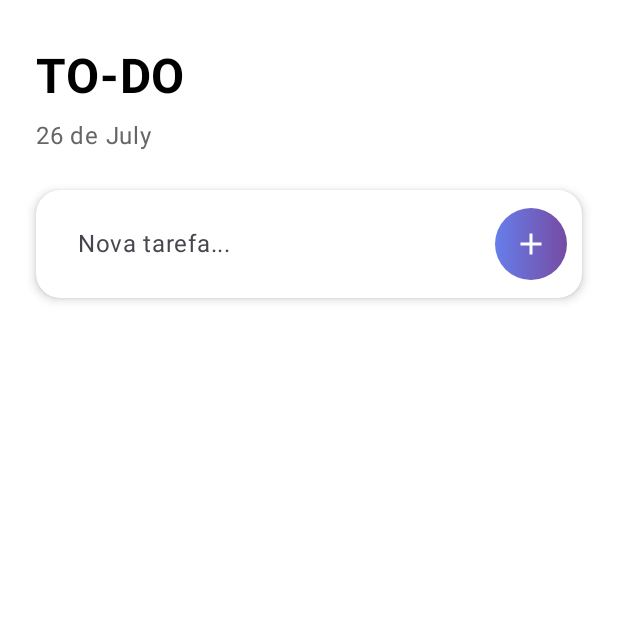
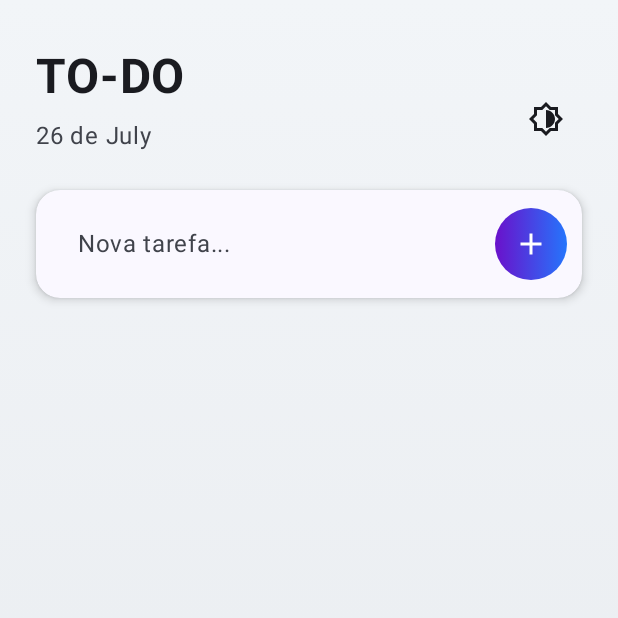
Before and after one commit to jesieldotdev/Kotlin-Android-Hello, an Android app built with Jetpack Compose: the screen it shows after launch (MainActivity), on a phone screen of 412 x 824 dp, the top half of it. Run offline under Robolectric (Android 15) with nearby library versions, the phone set to English and light mode, and no system bars.

Commit message:
feat: dark mode & data store enhancements
This commit introduces a dark mode feature and refactors the DataStoreManager for better theme and todo list management.

Key changes:

- **Dark Mode Implementation:**
    - Added  to manage theme preferences (dark/light mode).
    - Updated  to define custom light and dark color schemes ().
    - Modified  to observe theme changes from  and apply the appropriate theme.
    - Updated  to dynamically adjust UI element colors based on the current theme (dark/light).
    - Added a theme toggle button to the .
    - Defined new color constants for dark mode in .

- **DataStoreManager Refactor:**
    - Renamed  to  for clarity.
    - Separated theme preferences into .
    -  now manages both  (for todo items) and  (for theme state).
    - Added  function to  to update the theme preference.
    - Improved error handling in  using .

- **UI Updates:**
    - Removed navigation logic from , directly displaying .
    -  now uses  for most UI elements, ensuring consistency with the selected theme.
    - Adjusted colors for various UI elements in  to be theme-aware.

- **Other:**
    -  and  imports were cleaned up.

```diff
--- a/app/src/main/java/com/example/myapplication/DataStoreManager.kt
+++ b/app/src/main/java/com/example/myapplication/DataStoreManager.kt
@@ -1,53 +1,59 @@
 import android.content.Context
 import androidx.datastore.core.DataStore
-import androidx.datastore.preferences.core.Preferences
-import androidx.datastore.preferences.core.edit
-import androidx.datastore.preferences.core.stringPreferencesKey
+import androidx.datastore.preferences.core.*
 import androidx.datastore.preferences.preferencesDataStore
 import com.example.myapplication.screens.TodoItem
 import kotlinx.coroutines.flow.Flow
+import kotlinx.coroutines.flow.catch
+import kotlinx.coroutines.flow.first
 import kotlinx.coroutines.flow.map
 import kotlinx.serialization.encodeToString
 import kotlinx.serialization.json.Json
-import kotlinx.serialization.builtins.ListSerializer
+import java.io.IOException
 
-val Context.dataStore: DataStore<Preferences> by preferencesDataStore(name = "settings")
+val Context.todoDataStore: DataStore<Preferences> by preferencesDataStore(name = "todo_prefs")
+
+
+
 
 class DataStoreManager(private val context: Context) {
+
     companion object {
-        val TODOS_KEY = stringPreferencesKey("todos_list")
-        val USERNAME_KEY = stringPreferencesKey("username")
+        private val TODOS_KEY = stringPreferencesKey("todos_list")
+        val IS_DARK_MODE_KEY = booleanPreferencesKey("is_dark_mode")
     }
 
-    val todosFlow: Flow<List<TodoItem>> = context.dataStore.data
+    val todosFlow: Flow<List<TodoItem>> = context.todoDataStore.data
+        .catch { exception ->
+            if (exception is IOException) {
+                emit(emptyPreferences())
+            } else {
+                throw exception
+            }
+        }
         .map { preferences ->
-            val todosString = preferences[TODOS_KEY]
-            if (todosString != null) {
-                try {
-                    Json.decodeFromString(ListSerializer(TodoItem.serializer()), todosString)
-                } catch (e: Exception) {
-                    emptyList()
-                }
-            } else {
-                emptyList()
-            }
+            val jsonString = preferences[TODOS_KEY] ?: "[]"
+            Json.decodeFromString<List<TodoItem>>(jsonString)
         }
 
     suspend fun saveTodos(todos: List<TodoItem>) {
-        context.dataStore.edit { settings ->
-            val todosString = Json.encodeToString(ListSerializer(TodoItem.serializer()), todos)
-            settings[TODOS_KEY] = todosString
+        context.todoDataStore.edit { preferences ->
+            preferences[TODOS_KEY] = Json.encodeToString(todos)
         }
     }
 
-    val usernameFlow: Flow<String> = context.dataStore.data
+    val isDarkModeFlow: Flow<Boolean> = context.themeDataStore.data
         .map { preferences ->
-            preferences[USERNAME_KEY] ?: ""
+            preferences[IS_DARK_MODE_KEY] ?: false
         }
 
-    suspend fun saveUsername(username: String) {
-        context.dataStore.edit { settings ->
-            settings[USERNAME_KEY] = username
+    suspend fun toggleDarkMode(isDark: Boolean) {
+        context.themeDataStore.edit { preferences ->
+            preferences[IS_DARK_MODE_KEY] = isDark
         }
     }
+
+    suspend fun isDarkModeInitialValue(): Boolean {
+        return context.themeDataStore.data.first()[IS_DARK_MODE_KEY] ?: false
+    }
 }
--- a/app/src/main/java/com/example/myapplication/MainActivity.kt
+++ b/app/src/main/java/com/example/myapplication/MainActivity.kt
@@ -4,44 +4,35 @@ import DataStoreManager
 import android.os.Bundle
 import androidx.activity.ComponentActivity
 import androidx.activity.compose.setContent
+import androidx.compose.foundation.layout.fillMaxSize
 import androidx.compose.material3.MaterialTheme
-import androidx.compose.runtime.Composable
-import androidx.compose.ui.tooling.preview.Preview
-import androidx.navigation.compose.NavHost
-import androidx.navigation.compose.composable
-import androidx.navigation.compose.rememberNavController
-import com.example.myapplication.screens.LoginScreen
+import androidx.compose.material3.Surface
+import androidx.compose.runtime.collectAsState
+import androidx.compose.runtime.getValue
+import androidx.compose.ui.Modifier
 import com.example.myapplication.screens.TodoScreen
+import com.example.myapplication.ui.theme.MyCustomTheme
 
 class MainActivity : ComponentActivity() {
+
     private lateinit var dataStoreManager: DataStoreManager
+
     override fun onCreate(savedInstanceState: Bundle?) {
         super.onCreate(savedInstanceState)
 
         dataStoreManager = DataStoreManager(applicationContext)
+
         setContent {
-            MaterialTheme {
-                AppNav(dataStoreManager=dataStoreManager)
+            val isDarkMode by dataStoreManager.isDarkModeFlow.collectAsState(initial = false)
+
+            MyCustomTheme(darkTheme = isDarkMode) {
+                Surface(
+                    modifier = Modifier.fillMaxSize(),
+                    color = MaterialTheme.colorScheme.background
+                ) {
+                    TodoScreen(dataStoreManager = dataStoreManager)
+                }
             }
         }
     }
 }
-
-@Composable
-fun AppNav(dataStoreManager: DataStoreManager) {
-    val navController = rememberNavController()
-    NavHost(navController = navController, startDestination = "todo") {
-        composable("login") {
-            LoginScreen(
-                onLoginSuccess = {
-                    navController.navigate("todo") {
-                        popUpTo("login") { inclusive = true }
-                    }
-                }
-            )
-        }
-        composable("todo") {
-            TodoScreen(dataStoreManager)
-        }
-    }
-}
--- a/app/src/main/java/com/example/myapplication/screens/TodoScreen.kt
+++ b/app/src/main/java/com/example/myapplication/screens/TodoScreen.kt
@@ -11,12 +11,12 @@ import androidx.compose.foundation.lazy.items
 import androidx.compose.foundation.shape.CircleShape
 import androidx.compose.foundation.shape.RoundedCornerShape
 import androidx.compose.material.icons.Icons
-import androidx.compose.material.icons.filled.Add
-import androidx.compose.material.icons.filled.CheckCircle
-import androidx.compose.material.icons.filled.Delete
-import androidx.compose.material.icons.filled.RadioButtonUnchecked
+import androidx.compose.material.icons.filled.* // Mantém
+import androidx.compose.material.icons.outlined.BrightnessMedium // Ícone para modo escuro/claro
 import androidx.compose.material3.*
 import androidx.compose.runtime.*
+import androidx.compose.runtime.getValue
+import androidx.compose.runtime.setValue
 import androidx.compose.ui.Alignment
 import androidx.compose.ui.Modifier
 import androidx.compose.ui.draw.shadow
@@ -26,7 +26,8 @@ import androidx.compose.ui.text.font.FontWeight
 import androidx.compose.ui.text.input.TextFieldValue
 import androidx.compose.ui.unit.dp
 import androidx.compose.ui.unit.sp
-import com.example.myapplication.ui.theme.*
+// Remova os imports de cores específicas de com.example.myapplication.ui.theme se você as usava diretamente.
+// Deixe o MaterialTheme cuidar disso.
 import kotlinx.serialization.Serializable
 import kotlinx.coroutines.CoroutineScope
 import kotlinx.coroutines.launch
@@ -45,6 +46,7 @@ fun TodoScreen(dataStoreManager: DataStoreManager) {
     val scope = rememberCoroutineScope()
 
     val savedTodos by dataStoreManager.todosFlow.collectAsState(initial = emptyList())
+    val isDarkMode by dataStoreManager.isDarkModeFlow.collectAsState(initial = false) // Observe o tema
 
     // Sincronizar com dados salvos
     LaunchedEffect(savedTodos) {
@@ -54,12 +56,31 @@ fun TodoScreen(dataStoreManager: DataStoreManager) {
         }
     }
 
+    // Cores baseadas no tema
+    val backgroundColorStart = if (isDarkMode) MaterialTheme.colorScheme.background else Color(0xFFF2F5F8) // Exemplo, ajuste para suas cores de tema
+    val backgroundColorEnd = if (isDarkMode) Color(0xFF1E1E1E) else Color(0xFFE6E9ED) // Exemplo
+    val textPrimaryColor = MaterialTheme.colorScheme.onBackground
+    val textSecondaryColor = MaterialTheme.colorScheme.onSurfaceVariant // Ou outra cor adequada
+    val cardBackgroundColor = MaterialTheme.colorScheme.surface
+    val cardDoneBackgroundColor = if (isDarkMode) Color(0xFF385139) else Color(0xFFE8F5E9)
+    val iconColor = MaterialTheme.colorScheme.onSurfaceVariant
+    val iconDoneColor = if (isDarkMode) Color(0xFF66BB6A) else Color(0xFF4CAF50)
+    val deleteIconColor = if (isDarkMode) Color(0xFFE57373) else Color(0xFFF44336)
+    val cursorColor = MaterialTheme.colorScheme.primary
+    val todoTextColor = MaterialTheme.colorScheme.onSurface
+    val todoDoneTextColor = if (isDarkMode) Color(0xFFA5D6A7) else Color(0xFF2E7D32)
+    val addButtonBrush = Brush.horizontalGradient(
+        if (isDarkMode) listOf(Color(0xFF7E57C2), Color(0xFF5C6BC0))
+        else listOf(Color(0xFF6A11CB), Color(0xFF2575FC))
+    )
+
+
     Box(
         modifier = Modifier
             .fillMaxSize()
             .background(
                 brush = Brush.verticalGradient(
-                    colors = listOf(BackgroundStart, BackgroundEnd)
+                    colors = listOf(backgroundColorStart, backgroundColorEnd)
                 )
             )
     ) {
@@ -68,37 +89,60 @@ fun TodoScreen(dataStoreManager: DataStoreManager) {
                 .fillMaxSize()
                 .padding(horizontal = 24.dp, vertical = 32.dp)
         ) {
+            Row(
+                modifier = Modifier.fillMaxWidth(),
+                horizontalArrangement = Arrangement.SpaceBetween,
+                verticalAlignment = Alignment.CenterVertically
+            ) {
+                Column {
                     Text(
                         text = "TO-DO",
                         fontSize = 32.sp,
                         fontWeight = FontWeight.Bold,
-                color = TextPrimary,
+                        color = textPrimaryColor,
                         modifier = Modifier.padding(bottom = 8.dp)
                     )
                     Text(
                         text = getDate(),
                         fontSize = 16.sp,
-                color = TextSecondary,
+                        color = textSecondaryColor,
                         modifier = Modifier.padding(bottom = 24.dp)
                     )
+                }
+                // Botão de alternância de tema
+                IconButton(onClick = {
+                    scope.launch {
+                        dataStoreManager.toggleDarkMode(!isDarkMode)
+                    }
+                }) {
+                    Icon(
+                        imageVector = Icons.Outlined.BrightnessMedium,
+                        contentDescription = "Alternar Tema",
+                        tint = textPrimaryColor
+                    )
+                }
+            }
+
 
             Row(
                 verticalAlignment = Alignment.CenterVertically,
                 modifier = Modifier
                     .shadow(4.dp, RoundedCornerShape(16.dp))
-                    .background(TodoCardBackground, RoundedCornerShape(16.dp))
+                    .background(cardBackgroundColor, RoundedCornerShape(16.dp))
                     .padding(horizontal = 12.dp, vertical = 4.dp)
             ) {
                 TextField(
                     value = input,
                     onValueChange = { input = it },
-                    placeholder = { Text("Nova tarefa...") },
+                    placeholder = { Text("Nova tarefa...", color = textSecondaryColor) },
                     colors = TextFieldDefaults.colors(
                         focusedContainerColor = Color.Transparent,
                         unfocusedContainerColor = Color.Transparent,
                         focusedIndicatorColor = Color.Transparent,
                         unfocusedIndicatorColor = Color.Transparent,
-                        cursorColor = CursorColor
+                        cursorColor = cursorColor,
+                        focusedTextColor = textPrimaryColor,
+                        unfocusedTextColor = textPrimaryColor
                     ),
                     modifier = Modifier
                         .weight(1f)
@@ -122,15 +166,14 @@ fun TodoScreen(dataStoreManager: DataStoreManager) {
                         .size(48.dp)
                         .padding(start = 4.dp)
                         .background(
-                            brush = Brush.horizontalGradient(
-                                listOf(PurpleBlue, LightPurple)
-                            ), shape = CircleShape
+                            brush = addButtonBrush,
+                            shape = CircleShape
                         )
                 ) {
                     Icon(
                         imageVector = Icons.Default.Add,
                         contentDescription = "Adicionar",
-                        tint = Color.White
+                        tint = Color.White // Ícone do botão de adicionar geralmente é branco
                     )
                 }
             }
@@ -148,6 +191,7 @@ fun TodoScreen(dataStoreManager: DataStoreManager) {
                     ) {
                         TodoCard(
                             todo = todo,
+                            isDarkMode = isDarkMode, // Passe o estado do tema
                             onToggle = {
                                 val updatedTodos = todos.map {
                                     if (it.id == todo.id) it.copy(done = !it.done) else it
@@ -176,13 +220,33 @@ fun TodoScreen(dataStoreManager: DataStoreManager) {
 @Composable
 fun TodoCard(
     todo: TodoItem,
+    isDarkMode: Boolean, // Recebe o estado do tema
     onToggle: () -> Unit,
     onDelete: () -> Unit
 ) {
+    // Cores do card baseadas no tema
+    val cardBackgroundColor = if (todo.done) {
+        if (isDarkMode) Color(0xFF385139) else Color(0xFFE8F5E9)
+    } else {
+        MaterialTheme.colorScheme.surface
+    }
+    val iconColor = if (todo.done) {
+        if (isDarkMode) Color(0xFF66BB6A) else Color(0xFF4CAF50)
+    } else {
+        MaterialTheme.colorScheme.onSurfaceVariant
+    }
+    val textColor = if (todo.done) {
+        if (isDarkMode) Color(0xFFA5D6A7) else Color(0xFF2E7D32)
+    } else {
+        MaterialTheme.colorScheme.onSurface
+    }
+    val deleteIconColor = if (isDarkMode) Color(0xFFE57373) else Color(0xFFF44336)
+
+
     Surface(
         shape = RoundedCornerShape(16.dp),
         shadowElevation = 8.dp,
-        color = if (todo.done) TodoCardDoneBackground else TodoCardBackground,
+        color = cardBackgroundColor, // Use a cor dinâmica
         modifier = Modifier.fillMaxWidth()
     ) {
         Row(
@@ -196,14 +260,14 @@ fun TodoCard(
                 Icon(
                     imageVector = if (todo.done) Icons.Default.CheckCircle else Icons.Default.RadioButtonUnchecked,
                     contentDescription = if (todo.done) "Desmarcar" else "Marcar como feito",
-                    tint = if (todo.done) IconDoneColor else IconColor,
+                    tint = iconColor, // Use a cor dinâmica
                     modifier = Modifier.size(28.dp)
                 )
             }
             Text(
                 text = todo.text,
                 fontSize = 18.sp,
-                color = if (todo.done) TodoDoneText else TodoText,
+                color = textColor, // Use a cor dinâmica
                 fontWeight = if (todo.done) FontWeight.Medium else FontWeight.Normal,
                 modifier = Modifier
                     .weight(1f)
@@ -217,7 +281,7 @@ fun TodoCard(
                     Icon(
                         imageVector = Icons.Default.Delete,
                         contentDescription = "Remover",
-                        tint = DeleteIconColor,
+                        tint = deleteIconColor, // Use a cor dinâmica
                     )
                 }
             }
@@ -225,7 +289,7 @@ fun TodoCard(
     }
 }
 
-// Função separada para adicionar todo (não é @Composable)
+// Função addTodo (não precisa de muitas alterações visuais, mas usa o scope do DataStoreManager)
 fun addTodo(
     text: String,
     currentTodos: List<TodoItem>,
@@ -233,8 +297,8 @@ fun addTodo(
     onTodosChange: (List<TodoItem>) -> Unit,
     onInputChange: (TextFieldValue) -> Unit,
     onNextIdChange: (Int) -> Unit,
-    dataStoreManager: DataStoreManager,
-    scope: CoroutineScope
+    dataStoreManager: DataStoreManager, // Já recebe
+    scope: CoroutineScope // Já recebe
 ) {
     if (text.isNotEmpty()) {
         val newTodo = TodoItem(nextIdToUse, text)
@@ -253,6 +317,5 @@ fun getDate(): String {
     val today = LocalDate.now()
     val day = today.dayOfMonth
     val month = today.month.getDisplayName(TextStyle.FULL, Locale.getDefault())
-
     return "$day de $month"
 }
--- a/app/src/main/java/com/example/myapplication/ui/theme/Color.kt
+++ b/app/src/main/java/com/example/myapplication/ui/theme/Color.kt
@@ -1,7 +1,8 @@
-package com.example.myapplication.ui.theme
+package com.example.myapplication.ui.theme // Seu pacote
 
 import androidx.compose.ui.graphics.Color
 
+// Cores do Modo Claro (você já tem)
 val Purple80 = Color(0xFFD0BCFF)
 val PurpleGrey80 = Color(0xFFCCC2DC)
 val Pink80 = Color(0xFFEFB8C8)
@@ -10,17 +11,35 @@ val Purple40 = Color(0xFF6650a4)
 val PurpleGrey40 = Color(0xFF625b71)
 val Pink40 = Color(0xFF7D5260)
 
-val PurpleBlue = Color(0xFF667eea)
-val LightPurple = Color(0xFF764ba2)
-val BackgroundStart = Color(0xFFFFFFFF) // Mantido como branco, mas poderia ser do tema
-val BackgroundEnd = Color(0xFFFFFFFF)   // Mantido como branco, mas poderia ser do tema
-val TextPrimary = Color.Black // Para o título principal
-val TextSecondary = Color(0xFF666666) // Para o subtítulo
+// Cores para o seu App (Modo Claro)
+val BackgroundStart = Color(0xFFF2F5F8)
+val BackgroundEnd = Color(0xFFE6E9ED)
+val TextPrimary = Color(0xFF333333)
+val TextSecondary = Color(0xFF757575)
 val TodoCardBackground = Color.White
-val TodoCardDoneBackground = Color(0xFFE0E7FF)
-val TodoText = Color(0xFF1A1A1A)
-val TodoDoneText = PurpleBlue
-val IconColor = Color(0xFF9CA3AF)
-val IconDoneColor = PurpleBlue
-val DeleteIconColor = Color(0xFFDC2626)
-val CursorColor = PurpleBlue
+val TodoCardDoneBackground = Color(0xFFE8F5E9) // Um verde claro para itens feitos
+val IconColor = Color(0xFF757575)
+val IconDoneColor = Color(0xFF4CAF50) // Verde
+val DeleteIconColor = Color(0xFFF44336) // Vermelho
+val CursorColor = Color(0xFF6200EE)
+val TodoText = Color(0xFF333333)
+val TodoDoneText = Color(0xFF2E7D32) // Um verde escuro para texto feito
+val PurpleBlue = Color(0xFF6A11CB)
+val LightPurple = Color(0xFF2575FC)
+
+
+// --- Novas Cores para o Modo Escuro ---
+val DarkBackgroundStart = Color(0xFF121212)
+val DarkBackgroundEnd = Color(0xFF1E1E1E) // Um pouco mais claro que o start
+val DarkTextPrimary = Color(0xFFE0E0E0) // Branco suave
+val DarkTextSecondary = Color(0xFFB0B0B0) // Cinza claro
+val DarkTodoCardBackground = Color(0xFF2C2C2C) // Cinza escuro para cards
+val DarkTodoCardDoneBackground = Color(0xFF385139) // Um verde escuro sutil para itens feitos
+val DarkIconColor = Color(0xFFB0B0B0)
+val DarkIconDoneColor = Color(0xFF66BB6A) // Verde mais claro para ícones feitos
+val DarkDeleteIconColor = Color(0xFFE57373) // Vermelho mais claro
+val DarkCursorColor = Color(0xFFBB86FC) // Roxo claro
+val DarkTodoText = Color(0xFFE0E0E0)
+val DarkTodoDoneText = Color(0xFFA5D6A7) // Verde claro para texto feito
+val DarkPurpleBlue = Color(0xFF7E57C2) // Ajuste conforme necessário
+val DarkLightPurple = Color(0xFF5C6BC0) // Ajuste conforme necessário
--- a/app/src/main/java/com/example/myapplication/ui/theme/Theme.kt
+++ b/app/src/main/java/com/example/myapplication/ui/theme/Theme.kt
@@ -1,4 +1,4 @@
-package com.example.myapplication.ui.theme
+package com.example.myapplication.ui.theme // Seu pacote
 
 import android.app.Activity
 import android.os.Build
@@ -9,33 +9,45 @@ import androidx.compose.material3.dynamicDarkColorScheme
 import androidx.compose.material3.dynamicLightColorScheme
 import androidx.compose.material3.lightColorScheme
 import androidx.compose.runtime.Composable
+import androidx.compose.runtime.SideEffect
+import androidx.compose.ui.graphics.Color
+import androidx.compose.ui.graphics.toArgb
 import androidx.compose.ui.platform.LocalContext
+import androidx.compose.ui.platform.LocalView
+import androidx.core.view.WindowCompat
 
+// Paleta de cores para o modo claro (usando suas cores personalizadas)
+private val LightColorScheme = lightColorScheme(
+    primary = Purple40,
+    secondary = PurpleGrey40,
+    tertiary = Pink40,
+    background = BackgroundEnd, // Usando sua cor de fundo
+    surface = TodoCardBackground, // Usando cor de card
+    onPrimary = Color.White,
+    onSecondary = Color.White,
+    onTertiary = Color.White,
+    onBackground = TextPrimary, // Usando sua cor de texto primário
+    onSurface = TextPrimary     // Usando sua cor de texto primário
+    /* Outras cores padrão podem ser sobrescritas aqui também */
+)
+
+// Paleta de cores para o modo escuro (usando suas cores personalizadas)
 private val DarkColorScheme = darkColorScheme(
     primary = Purple80,
     secondary = PurpleGrey80,
-    tertiary = Pink80
-)
-
-private val LightColorScheme = lightColorScheme(
-    primary = Purple40,
-    secondary = PurpleGrey40,
-    tertiary = Pink40
-
-    /* Other default colors to override
-    background = Color(0xFFFFFBFE),
-    surface = Color(0xFFFFFBFE),
-    onPrimary = Color.White,
-    onSecondary = Color.White,
-    onTertiary = Color.White,
-    onBackground = Color(0xFF1C1B1F),
-    onSurface = Color(0xFF1C1B1F),
-    */
+    tertiary = Pink80,
+    background = DarkBackgroundEnd, // Usando sua cor de fundo escura
+    surface = DarkTodoCardBackground, // Usando cor de card escura
+    onPrimary = PurpleGrey40, // Ajuste conforme necessário
+    onSecondary = Pink40,     // Ajuste conforme necessário
+    onTertiary = Purple40,    // Ajuste conforme necessário
+    onBackground = DarkTextPrimary, // Usando sua cor de texto primário escura
+    onSurface = DarkTextPrimary     // Usando sua cor de texto primário escura
 )
 
 @Composable
-fun MyApplicationTheme(
-    darkTheme: Boolean = isSystemInDarkTheme(),
+fun MyCustomTheme( // Renomeie se o nome do seu tema for diferente
+    darkTheme: Boolean = isSystemInDarkTheme(), // Você vai controlar isso externamente
     // Dynamic color is available on Android 12+
     dynamicColor: Boolean = true,
     content: @Composable () -> Unit
@@ -45,14 +57,21 @@ fun MyApplicationTheme(
             val context = LocalContext.current
             if (darkTheme) dynamicDarkColorScheme(context) else dynamicLightColorScheme(context)
         }
-
         darkTheme -> DarkColorScheme
         else -> LightColorScheme
+    }
+    val view = LocalView.current
+    if (!view.isInEditMode) {
+        SideEffect {
+            val window = (view.context as Activity).window
+            window.statusBarColor = colorScheme.background.toArgb() // Cor da barra de status
+            WindowCompat.getInsetsController(window, view).isAppearanceLightStatusBars = !darkTheme
+        }
     }
 
     MaterialTheme(
         colorScheme = colorScheme,
-        typography = Typography,
+        typography = Typography, // Você já deve ter isso
         content = content
     )
 }
```
Also changed, not shown: app/src/main/java/com/example/myapplication/ui/theme/ThemeDataStore.kt (added, +28 -0 lines). Lines whose indentation alone changed are shown as unchanged.
